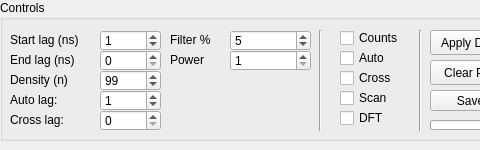
Above: line.ui from ahp-electronics/xc-gui before the change; both pictures show x 160 to 640 and y 0 to 150 of the 1398 by 150 pixel window. Below: the same form after it.
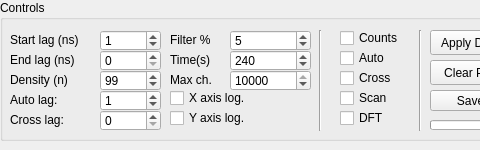
That is the form after the change.

The edit to the form file:
```diff
--- a/line.ui
+++ b/line.ui
@@ -778,26 +778,93 @@
      <number>1</number>
     </property>
     <property name="maximum">
-     <number>8</number>
+     <number>3600</number>
     </property>
     <property name="singleStep">
      <number>1</number>
     </property>
     <property name="value">
+     <number>240</number>
+    </property>
+   </widget>
+   <widget class="QSpinBox" name="MaxChannel">
+    <property name="geometry">
+     <rect>
+      <x>230</x>
+      <y>70</y>
+      <width>81</width>
+      <height>21</height>
+     </rect>
+    </property>
+    <property name="minimum">
      <number>1</number>
     </property>
+    <property name="maximum">
+     <number>10000</number>
+    </property>
+    <property name="singleStep">
+     <number>1</number>
+    </property>
+    <property name="value">
+     <number>10000</number>
+    </property>
    </widget>
    <widget class="QLabel" name="label_18">
     <property name="geometry">
      <rect>
       <x>170</x>
+      <y>70</y>
+      <width>61</width>
+      <height>20</height>
+     </rect>
+    </property>
+    <property name="text">
+     <string>Max ch.</string>
+    </property>
+   </widget>
+   <widget class="QLabel" name="label_21">
+    <property name="geometry">
+     <rect>
+      <x>170</x>
       <y>50</y>
       <width>61</width>
       <height>20</height>
      </rect>
     </property>
     <property name="text">
-     <string>Power</string>
+     <string>Time(s)</string>
+    </property>
+   </widget>
+   <widget class="QCheckBox" name="RadixX">
+    <property name="enabled">
+     <bool>true</bool>
+    </property>
+    <property name="geometry">
+     <rect>
+      <x>170</x>
+      <y>90</y>
+      <width>131</width>
+      <height>16</height>
+     </rect>
+    </property>
+    <property name="text">
+     <string>X axis log.</string>
+    </property>
+   </widget>
+   <widget class="QCheckBox" name="RadixY">
+    <property name="enabled">
+     <bool>true</bool>
+    </property>
+    <property name="geometry">
+     <rect>
+      <x>170</x>
+      <y>110</y>
+      <width>131</width>
+      <height>16</height>
+     </rect>
+    </property>
+    <property name="text">
+     <string>Y axis log.</string>
     </property>
    </widget>
   </widget>
```
Left out of the diff: 6 changed lines with no effect on the pictures.
